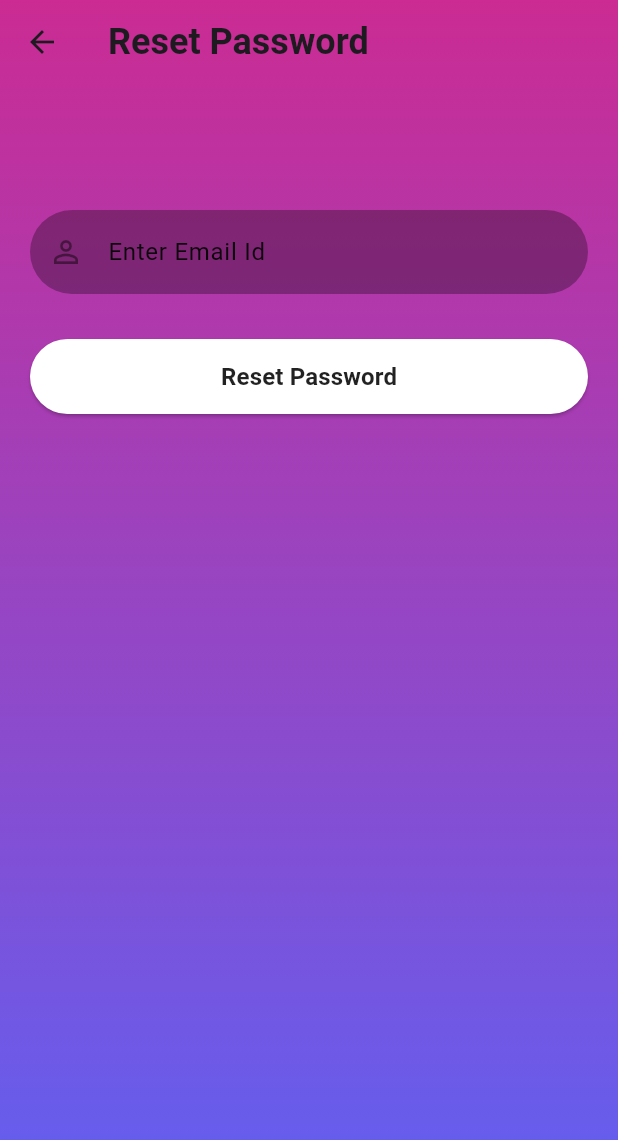
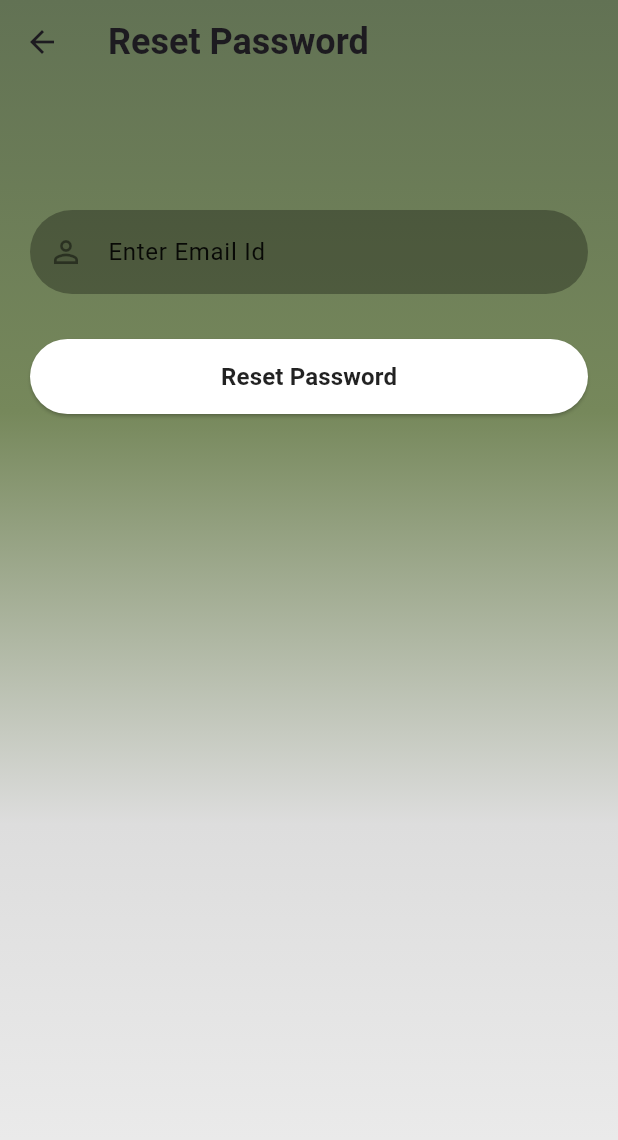
Before and after one commit to Anovortex/taskmanager, a Flutter app: the ResetPassword screen opened directly, on a phone screen of 412 x 824 dp. Shown: the top 1140 px of the screen. Run offline on Flutter 3.47's test engine with Material 3 defaults, Android fonts, the phone set to English and light mode, and no system bars; our stand-ins replace cloud_firestore, firebase_auth, firebase_core; accounts and stored records are empty.

Commit message:
color changed

```diff
--- a/lib/screens/reset_password.dart
+++ b/lib/screens/reset_password.dart
@@ -29,9 +29,10 @@ class _ResetPasswordState extends State<ResetPassword> {
           height: MediaQuery.of(context).size.height,
           decoration: BoxDecoration(
               gradient: LinearGradient(colors: [
-            hexStringToColor("CB2B93"),
-            hexStringToColor("9546C4"),
-            hexStringToColor("5E61F4")
+            hexStringToColor("627254"),
+            hexStringToColor("76885B"),
+            hexStringToColor("DDDDDD"),
+            hexStringToColor("EEEEEE")
           ], begin: Alignment.topCenter, end: Alignment.bottomCenter)),
           child: SingleChildScrollView(
               child: Padding(
```
